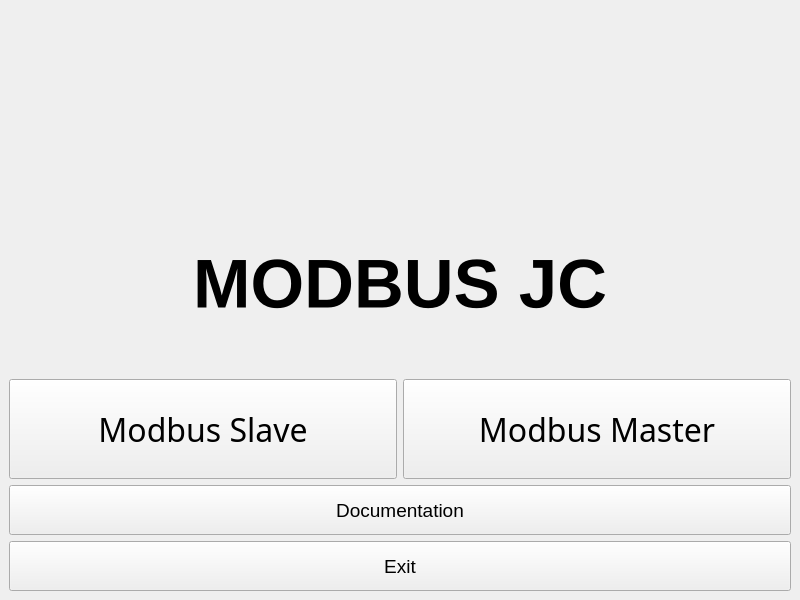
Qt form ui/home/home.ui (JCEspitia/modbus-jc) before a commit.
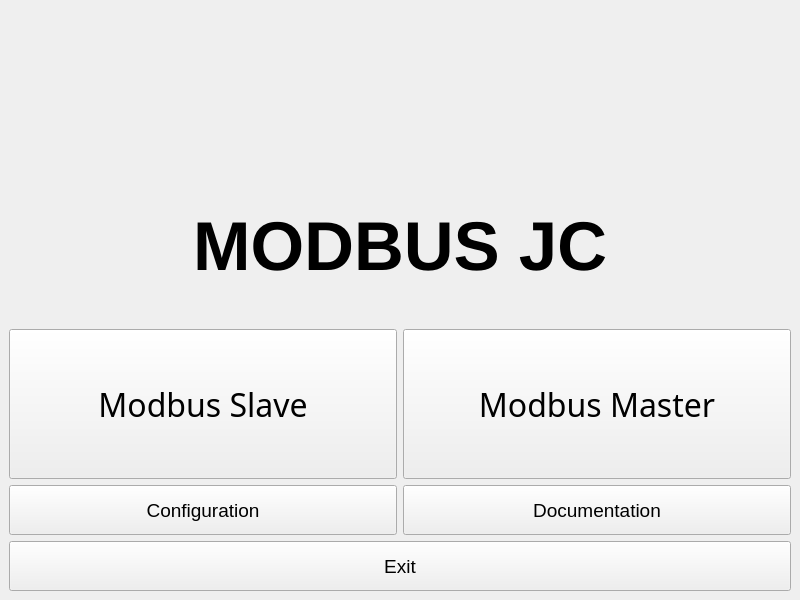
The same form after that commit. Icons and pictures are not drawn.

```diff
--- a/ui/home/home.ui
+++ b/ui/home/home.ui
@@ -20,48 +20,35 @@
    <layout class="QVBoxLayout" name="verticalLayout">
     <item>
      <layout class="QGridLayout" name="gridLayout">
-      <item row="4" column="0" colspan="2">
-       <widget class="QPushButton" name="exitBtn">
-        <property name="minimumSize">
-         <size>
-          <width>0</width>
-          <height>50</height>
-         </size>
-        </property>
-        <property name="font">
-         <font>
-          <pointsize>14</pointsize>
-         </font>
-        </property>
-        <property name="text">
-         <string>Exit</string>
-        </property>
-       </widget>
-      </item>
-      <item row="3" column="0" colspan="2">
-       <widget class="QPushButton" name="docBtn">
-        <property name="minimumSize">
-         <size>
-          <width>0</width>
-          <height>50</height>
-         </size>
-        </property>
-        <property name="font">
-         <font>
-          <pointsize>14</pointsize>
-         </font>
-        </property>
-        <property name="text">
-         <string>Documentation</string>
-        </property>
-       </widget>
-      </item>
       <item row="2" column="1">
+       <widget class="QPushButton" name="modbusSlaveBtn">
+        <property name="enabled">
+         <bool>true</bool>
+        </property>
+        <property name="minimumSize">
+         <size>
+          <width>0</width>
+          <height>150</height>
+         </size>
+        </property>
+        <property name="font">
+         <font>
+          <family>Ubuntu Sans</family>
+          <pointsize>24</pointsize>
+          <fontweight>Medium</fontweight>
+         </font>
+        </property>
+        <property name="text">
+         <string>Modbus Slave</string>
+        </property>
+       </widget>
+      </item>
+      <item row="2" column="2">
        <widget class="QPushButton" name="modbusMasterBtn">
         <property name="minimumSize">
          <size>
           <width>0</width>
-          <height>100</height>
+          <height>150</height>
          </size>
         </property>
         <property name="font">
@@ -76,7 +63,7 @@
         </property>
        </widget>
       </item>
-      <item row="1" column="0" colspan="2">
+      <item row="1" column="1" colspan="2">
        <widget class="QLabel" name="titleLbl">
         <property name="font">
          <font>
@@ -92,30 +79,7 @@
         </property>
        </widget>
       </item>
-      <item row="2" column="0">
-       <widget class="QPushButton" name="modbusSlaveBtn">
-        <property name="enabled">
-         <bool>true</bool>
-        </property>
-        <property name="minimumSize">
-         <size>
-          <width>0</width>
-          <height>100</height>
-         </size>
-        </property>
-        <property name="font">
-         <font>
-          <family>Ubuntu Sans</family>
-          <pointsize>24</pointsize>
-          <fontweight>Medium</fontweight>
-         </font>
-        </property>
-        <property name="text">
-         <string>Modbus Slave</string>
-        </property>
-       </widget>
-      </item>
-      <item row="0" column="0" colspan="2">
+      <item row="0" column="1" colspan="2">
        <widget class="QLabel" name="label">
         <property name="text">
          <string/>
@@ -128,6 +92,60 @@
         </property>
        </widget>
       </item>
+      <item row="3" column="2">
+       <widget class="QPushButton" name="docBtn">
+        <property name="minimumSize">
+         <size>
+          <width>0</width>
+          <height>50</height>
+         </size>
+        </property>
+        <property name="font">
+         <font>
+          <pointsize>14</pointsize>
+         </font>
+        </property>
+        <property name="text">
+         <string>Documentation</string>
+        </property>
+       </widget>
+      </item>
+      <item row="3" column="1">
+       <widget class="QPushButton" name="configBtn">
+        <property name="minimumSize">
+         <size>
+          <width>0</width>
+          <height>50</height>
+         </size>
+        </property>
+        <property name="font">
+         <font>
+          <pointsize>14</pointsize>
+         </font>
+        </property>
+        <property name="text">
+         <string>Configuration</string>
+        </property>
+       </widget>
+      </item>
+      <item row="4" column="1" colspan="2">
+       <widget class="QPushButton" name="exitBtn">
+        <property name="minimumSize">
+         <size>
+          <width>0</width>
+          <height>50</height>
+         </size>
+        </property>
+        <property name="font">
+         <font>
+          <pointsize>14</pointsize>
+         </font>
+        </property>
+        <property name="text">
+         <string>Exit</string>
+        </property>
+       </widget>
+      </item>
      </layout>
     </item>
    </layout>
```
